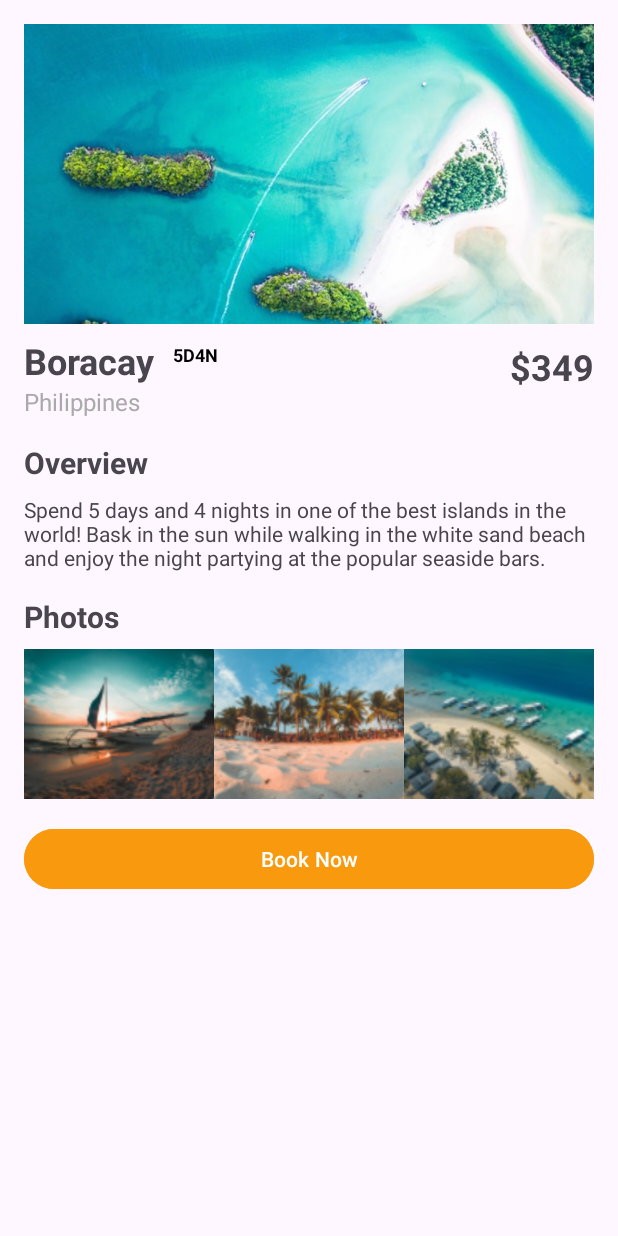
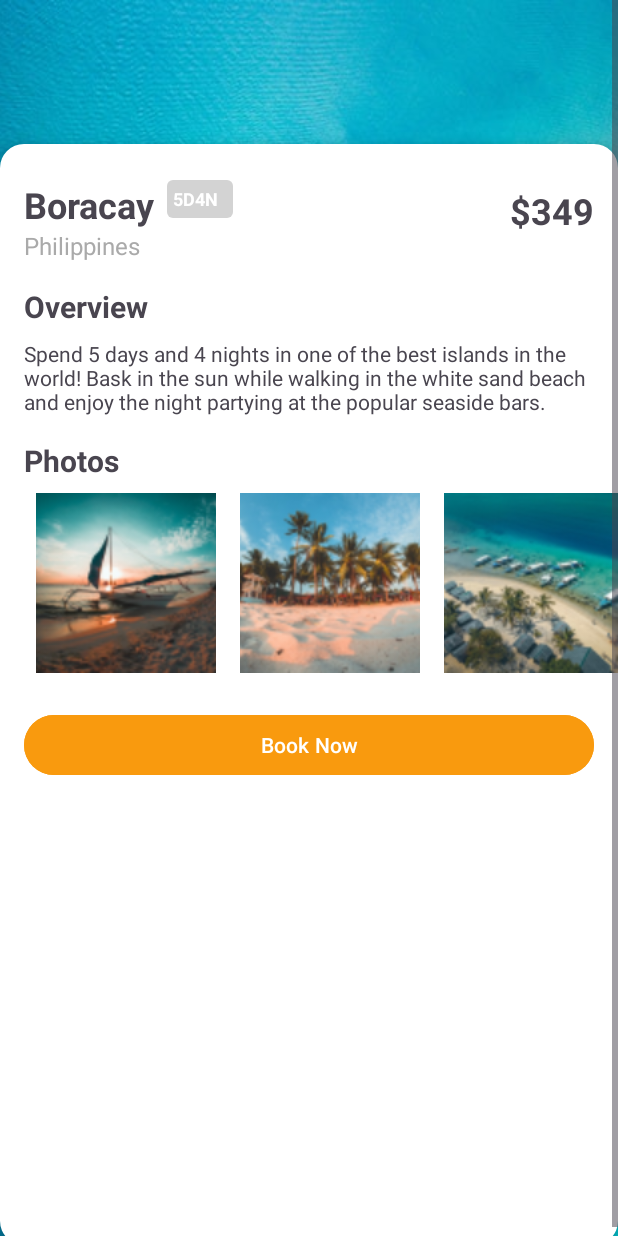
Before and after one commit to TomasMallo22/TP3FickleFlightGrupo3, an Android app: the fragment FlightDetailFragment shown on its own in the app's theme, on a phone screen of 412 x 824 dp. Run offline under Robolectric (Android 15) with nearby library versions, the phone set to English and light mode, and no system bars; our stand-ins replace data binding.

Commit message:
vista flightdetail terminada.

```diff
--- a/app/build.gradle.kts
+++ b/app/build.gradle.kts
@@ -50,6 +50,7 @@ dependencies {
     implementation(libs.androidx.lifecycle.viewmodel.ktx)
     implementation(libs.androidx.navigation.fragment.ktx)
     implementation(libs.androidx.navigation.ui.ktx)
+    implementation(libs.androidx.recyclerview)
 
     testImplementation(libs.junit)
     androidTestImplementation(libs.androidx.junit)
--- a/app/src/main/java/com/example/tp3fickleflightgrupo3/ui/flightDetail/FlightDetailFragment.kt
+++ b/app/src/main/java/com/example/tp3fickleflightgrupo3/ui/flightDetail/FlightDetailFragment.kt
@@ -2,6 +2,7 @@ package com.example.tp3fickleflightgrupo3.ui.flightDetail
 
 import android.app.AlertDialog
 import android.os.Bundle
+import android.os.Handler
 import android.view.LayoutInflater
 import android.view.View
 import android.view.ViewGroup
@@ -9,11 +10,11 @@ import android.widget.Toast
 import androidx.fragment.app.Fragment
 import androidx.fragment.app.viewModels
 import androidx.lifecycle.Observer
+import androidx.recyclerview.widget.LinearLayoutManager
+import androidx.recyclerview.widget.RecyclerView
 import com.example.tp3fickleflightgrupo3.R
 import com.example.tp3fickleflightgrupo3.databinding.FragmentFlightDetailBinding
-import java.util.logging.Handler
 
-@Suppress("DEPRECATION")
 class FlightDetailFragment : Fragment() {
     private var _binding: FragmentFlightDetailBinding? = null
     private val binding get() = _binding!!
@@ -30,19 +31,31 @@ class FlightDetailFragment : Fragment() {
     override fun onViewCreated(view: View, savedInstanceState: Bundle?) {
         super.onViewCreated(view, savedInstanceState)
         viewModel.fetchFlightDetails()
-        // Observe ViewModel and bind data
+
         viewModel.flightDetails.observe(viewLifecycleOwner, Observer {
             binding.viewModel = viewModel
         })
-        // Observe for errors
+
         viewModel.error.observe(viewLifecycleOwner, Observer { errorMessage ->
             Toast.makeText(context, errorMessage, Toast.LENGTH_LONG).show()
         })
-        // Set button click listener
+
         binding.bookNowButton.setOnClickListener {
             showReservationSuccessMessage()
         }
+
+        setupPhotoRecyclerView()
     }
+
+    private fun setupPhotoRecyclerView() {
+        val photos = listOf(R.drawable.photo, R.drawable.photo_1, R.drawable.photo_2)
+        binding.photoRecyclerView.apply {
+            layoutManager = LinearLayoutManager(context, LinearLayoutManager.HORIZONTAL, false)
+            adapter = PhotoAdapter(photos)
+            setHasFixedSize(true)
+        }
+    }
+
 
     private fun showReservationSuccessMessage() {
         val alertDialog = AlertDialog.Builder(requireContext())
@@ -50,10 +63,11 @@ class FlightDetailFragment : Fragment() {
             .create()
         alertDialog.show()
 
-        android.os.Handler().postDelayed({
+        Handler().postDelayed({
             alertDialog.dismiss()
         }, 3000)
     }
+
     override fun onDestroyView() {
         super.onDestroyView()
         _binding = null
--- /dev/null
+++ b/app/src/main/java/com/example/tp3fickleflightgrupo3/ui/flightDetail/PhotoAdapter.kt
@@ -0,0 +1,29 @@
+package com.example.tp3fickleflightgrupo3.ui.flightDetail
+
+import android.view.LayoutInflater
+import android.view.View
+import android.view.ViewGroup
+import android.widget.ImageView
+import androidx.recyclerview.widget.RecyclerView
+import com.example.tp3fickleflightgrupo3.R
+
+class PhotoAdapter(private val photos: List<Int>) :
+    RecyclerView.Adapter<PhotoAdapter.PhotoViewHolder>() {
+
+    override fun onCreateViewHolder(parent: ViewGroup, viewType: Int): PhotoViewHolder {
+        val view = LayoutInflater.from(parent.context).inflate(R.layout.item_photo, parent, false)
+        return PhotoViewHolder(view)
+    }
+
+    override fun onBindViewHolder(holder: PhotoViewHolder, position: Int) {
+        holder.imageView.setImageResource(photos[position])
+    }
+
+    override fun getItemCount(): Int {
+        return photos.size
+    }
+
+    class PhotoViewHolder(view: View) : RecyclerView.ViewHolder(view) {
+        val imageView: ImageView = view.findViewById(R.id.imageView)
+    }
+}
--- /dev/null
+++ b/app/src/main/res/drawable/rounded_corner_background.xml
@@ -0,0 +1,5 @@
+<?xml version="1.0" encoding="utf-8"?>
+<shape xmlns:android="http://schemas.android.com/apk/res/android">
+    <solid android:color="#D3D3D3" />
+    <corners android:radius="4dp" />
+</shape>
--- /dev/null
+++ b/app/src/main/res/drawable/rounded_image.xml
@@ -0,0 +1,5 @@
+<?xml version="1.0" encoding="utf-8"?>
+<shape xmlns:android="http://schemas.android.com/apk/res/android">
+    <solid android:color="@android:color/transparent" />
+    <corners android:radius="4dp" />
+</shape>
--- a/app/src/main/res/layout/fragment_flight_detail.xml
+++ b/app/src/main/res/layout/fragment_flight_detail.xml
@@ -12,18 +12,28 @@
         android:layout_width="match_parent"
         android:layout_height="match_parent">
 
-        <LinearLayout
+        <FrameLayout
             android:layout_width="match_parent"
-            android:layout_height="wrap_content"
-            android:orientation="vertical"
-            android:padding="16dp">
+            android:layout_height="wrap_content">
 
             <ImageView
                 android:layout_width="match_parent"
-                android:layout_height="200dp"
+                android:layout_height="wrap_content"
                 android:scaleType="centerCrop"
                 android:src="@drawable/boracay"
                 tools:ignore="ContentDescription" />
+
+            <LinearLayout
+                android:layout_width="match_parent"
+                android:layout_height="734dp"
+                android:layout_gravity="bottom"
+                android:layout_marginTop="10dp"
+                android:background="@drawable/rounded_background"
+                android:clipChildren="false"
+                android:clipToPadding="false"
+                android:elevation="8dp"
+                android:orientation="vertical"
+                android:padding="16dp">
 
                 <RelativeLayout
                     android:layout_width="match_parent"
@@ -39,14 +49,15 @@
                         android:textStyle="bold" />
 
                     <TextView
-                    android:id="@+id/flight_duration"
-                    android:layout_width="wrap_content"
-                    android:layout_height="wrap_content"
+                        android:id="@+id/flight_code"
+                        android:layout_width="44dp"
+                        android:layout_height="25dp"
                         android:layout_marginStart="8dp"
                         android:layout_toEndOf="@id/flight_destination"
+                        android:background="@drawable/rounded_corner_background"
                         android:padding="4dp"
                         android:text="@string/_5d4n"
-                    android:textColor="@android:color/black"
+                        android:textColor="@android:color/white"
                         android:textSize="12sp"
                         android:textStyle="bold" />
 
@@ -55,10 +66,10 @@
                         android:layout_width="wrap_content"
                         android:layout_height="wrap_content"
                         android:layout_alignParentEnd="true"
+                        android:paddingTop="4dp"
                         android:text="@string/_349"
                         android:textSize="24sp"
                         android:textStyle="bold"
-                    android:paddingTop="4dp"
                         tools:ignore="RelativeOverlap" />
 
                     <TextView
@@ -67,78 +78,53 @@
                         android:layout_height="wrap_content"
                         android:layout_below="@id/flight_destination"
                         android:text="@string/philippines"
-                    android:textSize="16sp"
-                    android:textColor="@android:color/darker_gray" />
+                        android:textColor="@android:color/darker_gray"
+                        android:textSize="16sp" />
                 </RelativeLayout>
 
                 <TextView
                     android:id="@+id/flight_overview_title"
                     android:layout_width="wrap_content"
                     android:layout_height="wrap_content"
+                    android:paddingTop="16dp"
                     android:text="@string/overview"
                     android:textSize="20sp"
-                android:textStyle="bold"
-                android:paddingTop="16dp" />
+                    android:textStyle="bold" />
 
                 <TextView
                     android:id="@+id/flight_overview"
                     android:layout_width="match_parent"
                     android:layout_height="wrap_content"
-                android:text="@string/Descripcion"
-                android:paddingTop="8dp" />
+                    android:paddingTop="8dp"
+                    android:text="@string/Descripcion" />
 
                 <TextView
                     android:id="@+id/flight_photos_title"
                     android:layout_width="wrap_content"
                     android:layout_height="wrap_content"
+                    android:paddingTop="16dp"
                     android:text="@string/photos"
                     android:textSize="20sp"
-                android:textStyle="bold"
-                android:paddingTop="16dp" />
+                    android:textStyle="bold" />
 
-            <LinearLayout
+                <androidx.recyclerview.widget.RecyclerView
+                    android:id="@+id/photoRecyclerView"
                     android:layout_width="match_parent"
                     android:layout_height="wrap_content"
                     android:orientation="horizontal"
-                android:paddingTop="8dp">
-
-                <ImageView
-                    android:id="@+id/photo1"
-                    android:layout_width="0dp"
-                    android:layout_height="100dp"
-                    android:layout_weight="1"
-                    android:src="@drawable/photo"
-                    android:scaleType="centerCrop"
-                    tools:ignore="ContentDescription" />
-
-                <ImageView
-                    android:id="@+id/photo2"
-                    android:layout_width="0dp"
-                    android:layout_height="100dp"
-                    android:layout_weight="1"
-                    android:src="@drawable/photo_1"
-                    android:scaleType="centerCrop"
-                    tools:ignore="ContentDescription" />
-
-                <ImageView
-                    android:id="@+id/photo3"
-                    android:layout_width="0dp"
-                    android:layout_height="100dp"
-                    android:layout_weight="1"
-                    android:src="@drawable/photo_2"
-                    android:scaleType="centerCrop"
-                    tools:ignore="ContentDescription" />
-            </LinearLayout>
+                    tools:listitem="@layout/item_photo" />
 
                 <Button
                     android:id="@+id/bookNowButton"
                     android:layout_width="match_parent"
                     android:layout_height="wrap_content"
+                    android:layout_marginTop="16dp"
+                    android:layout_marginBottom="32dp"
+                    android:backgroundTint="@color/orange"
                     android:text="@string/book_now"
                     android:textAllCaps="false"
-                android:backgroundTint="@color/orange"
-                android:textColor="@android:color/white"
-                android:layout_marginTop="16dp" />
+                    android:textColor="@android:color/white" />
             </LinearLayout>
+        </FrameLayout>
     </ScrollView>
 </layout>
--- /dev/null
+++ b/app/src/main/res/layout/item_photo.xml
@@ -0,0 +1,15 @@
+<?xml version="1.0" encoding="utf-8"?>
+<FrameLayout xmlns:android="http://schemas.android.com/apk/res/android"
+    android:layout_width="wrap_content"
+    android:layout_height="wrap_content"
+    xmlns:tools="http://schemas.android.com/tools"
+    android:layout_margin="8dp">
+
+    <ImageView
+        android:id="@+id/imageView"
+        android:layout_width="120dp"
+        android:layout_height="120dp"
+        android:scaleType="centerCrop"
+        tools:src="@drawable/photo" />
+
+</FrameLayout>
--- /dev/null
+++ b/app/src/main/res/values/dimens.xml
@@ -0,0 +1,5 @@
+<?xml version="1.0" encoding="utf-8"?>
+<resources>
+    <dimen name="pageMargin">16dp</dimen>
+    <dimen name="offsetPx">30dp</dimen>
+</resources>
--- a/gradle/libs.versions.toml
+++ b/gradle/libs.versions.toml
@@ -21,6 +21,7 @@ androidxNavigationSafeargsKotlinGradlePlugin = "2.7.7"
 androidxNavigationSafeargsKotlinGradlePluginVersion = "2.7.7"
 navigationSafeArgsGenerator = "2.7.7"
 navigationSafeArgs = "2.7.7"
+recyclerview = "1.3.2"
 
 [libraries]
 retrofit = { group = "com.squareup.retrofit2", name = "retrofit", version.ref = "retrofit" }
@@ -42,6 +43,7 @@ androidx-navigation-ui-ktx = { group = "androidx.navigation", name = "navigation
 androidx-androidx-navigation-safeargs-kotlin-gradle-plugin = { group = "androidx.navigation.safeargs.kotlin", name = "androidx.navigation.safeargs.kotlin.gradle.plugin", version.ref = "androidxNavigationSafeargsKotlinGradlePluginVersion" }
 androidx-navigation-safe-args-generator = { group = "androidx.navigation", name = "navigation-safe-args-generator", version.ref = "navigationSafeArgsGenerator" }
 androidx-navigation-safe-args-gradle-plugin = { group = "androidx.navigation", name = "navigation-safe-args-gradle-plugin", version.ref = "navigationSafeArgs" }
+androidx-recyclerview = { group = "androidx.recyclerview", name = "recyclerview", version.ref = "recyclerview" }
 
 
 [plugins]
```
Lines whose indentation alone changed are shown as unchanged.
